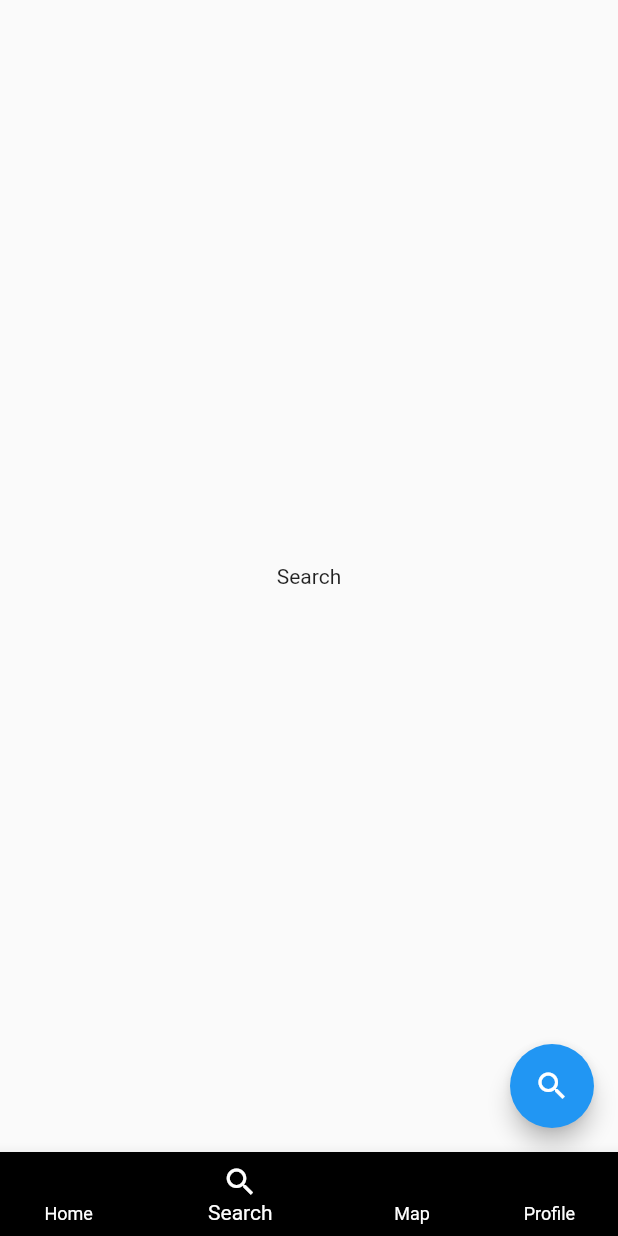
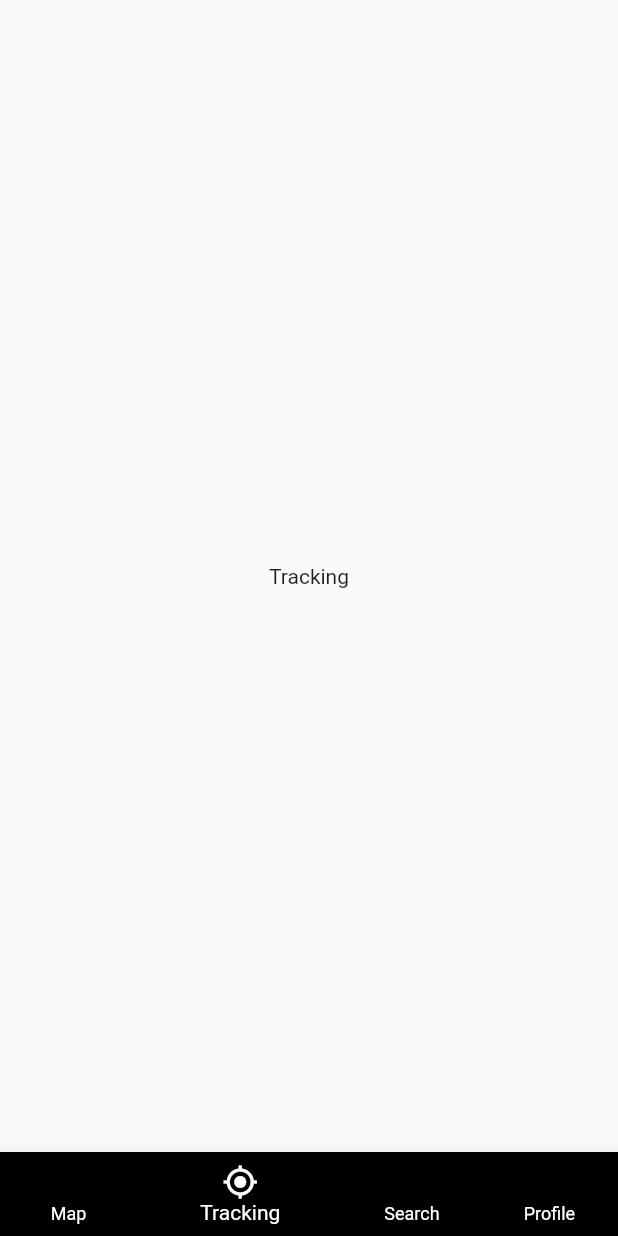
Before and after one commit to ClaudiaReiff/boni, a Flutter app: the Navigation screen opened directly, item 2 of the bottom bar chosen, on a phone screen of 412 x 824 dp. Run offline on Flutter 3.47's test engine with Material 2 defaults, Android fonts, the light colour scheme and no system bars; our stand-ins replace fluttertoast, geolocator, get, google_maps_flutter, shared_preferences; missing offline and left inert: qr_code_scanner; accounts and stored records are empty.

Commit message:
tracking

```diff
--- a/lib/fragments/home.dart
+++ /dev/null
@@ -1,21 +0,0 @@
-import 'package:boni/fragments/qr_scanner.dart';
-import 'package:flutter/material.dart';
-import 'package:get/get.dart';
-
-/// The home screen of the application.
-class Home extends StatelessWidget {
-  /// Constructor
-  const Home({super.key});
-
-  /// Builds the widget for the home screen
-  @override
-  Widget build(BuildContext context) {
-    return Scaffold(
-      body: const Center(child: Text("Home")),
-      floatingActionButton: FloatingActionButton(
-        onPressed: () => {Get.to(const QRScanner())},
-        child: const Icon(Icons.qr_code_scanner),
-      ),
-    );
-  }
-}
--- a/lib/fragments/navigation.dart
+++ b/lib/fragments/navigation.dart
@@ -1,4 +1,4 @@
-import 'package:boni/fragments/home.dart';
+import 'package:boni/fragments/tracking.dart';
 import 'package:boni/fragments/map.dart';
 import 'package:boni/fragments/profile.dart';
 import 'package:boni/fragments/search.dart';
@@ -12,27 +12,27 @@ class Navigation extends StatelessWidget {
   CurrentUser currentUser = Get.put(CurrentUser());
 
   final List<Widget> _menuItems = [
-    const Home(),
+    Maps(),
+    const Tracking(),
     const Search(),
-    Maps(),
     Profile()
   ];
 
   final List _navigationProperties = [
     {
-      "active_icon": Icons.home,
-      "none_active_icon": Icons.home_outlined,
-      "label": "Home"
+      "active_icon": Icons.map,
+      "none_active_icon": Icons.map_outlined,
+      "label": "Map"
+    },
+    {
+      "active_icon": Icons.gps_fixed,
+      "none_active_icon": Icons.gps_fixed_outlined,
+      "label": "Tracking"
     },
     {
       "active_icon": Icons.search,
       "none_active_icon": Icons.search_outlined,
       "label": "Search"
-    },
-    {
-      "active_icon": Icons.map,
-      "none_active_icon": Icons.map_outlined,
-      "label": "Map"
     },
     {
       "active_icon": Icons.person,
--- a/lib/fragments/qr_scanner.dart
+++ b/lib/fragments/qr_scanner.dart
@@ -1,5 +1,6 @@
 import 'dart:convert';
 import 'dart:io';
+import 'package:boni/fragments/tracking.dart';
 import 'package:flutter/material.dart';
 import 'package:get/get.dart';
 import 'package:qr_code_scanner/qr_code_scanner.dart';
@@ -64,6 +65,7 @@ class _QRScanState extends State<QRScanner> {
           var resBody = jsonDecode(response.body);
           if (resBody['success']) {
             Fluttertoast.showToast(msg: "Checked-in successfully.");
+            Get.to(const Tracking());
           } else {
             Fluttertoast.showToast(msg: "Error occured. Please try again.");
           }
--- /dev/null
+++ b/lib/fragments/tracking.dart
@@ -0,0 +1,15 @@
+import 'package:flutter/material.dart';
+
+/// The tracking screen of the application.
+class Tracking extends StatelessWidget {
+  /// Constructor
+  const Tracking({super.key});
+
+  /// Builds the widget for the tracking screen
+  @override
+  Widget build(BuildContext context) {
+    return const Scaffold(
+      body: Center(child: Text("Tracking")),
+    );
+  }
+}
```
Also changed, not shown: images/profile.jpg.
